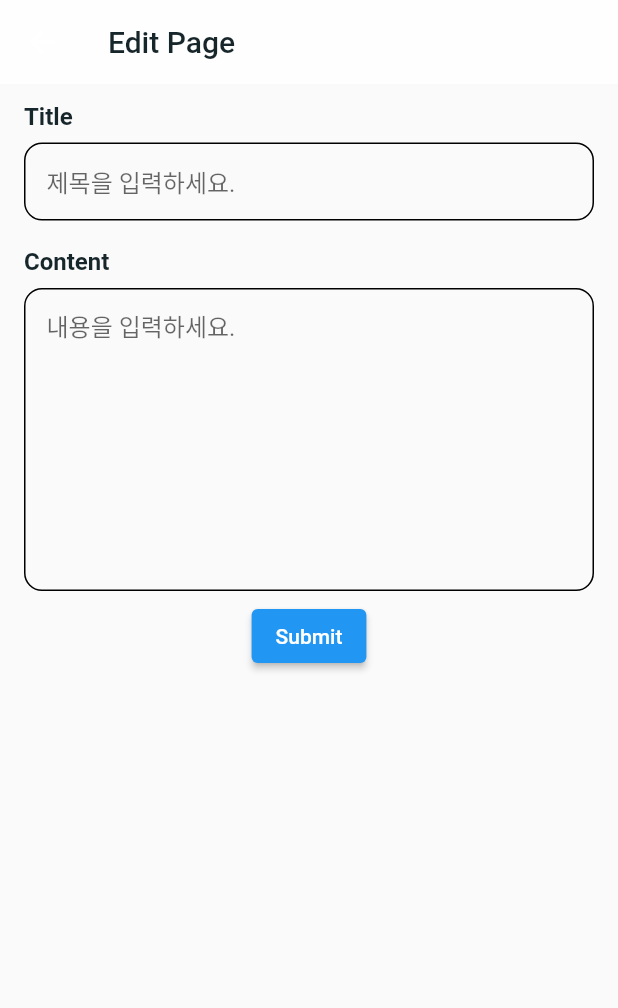
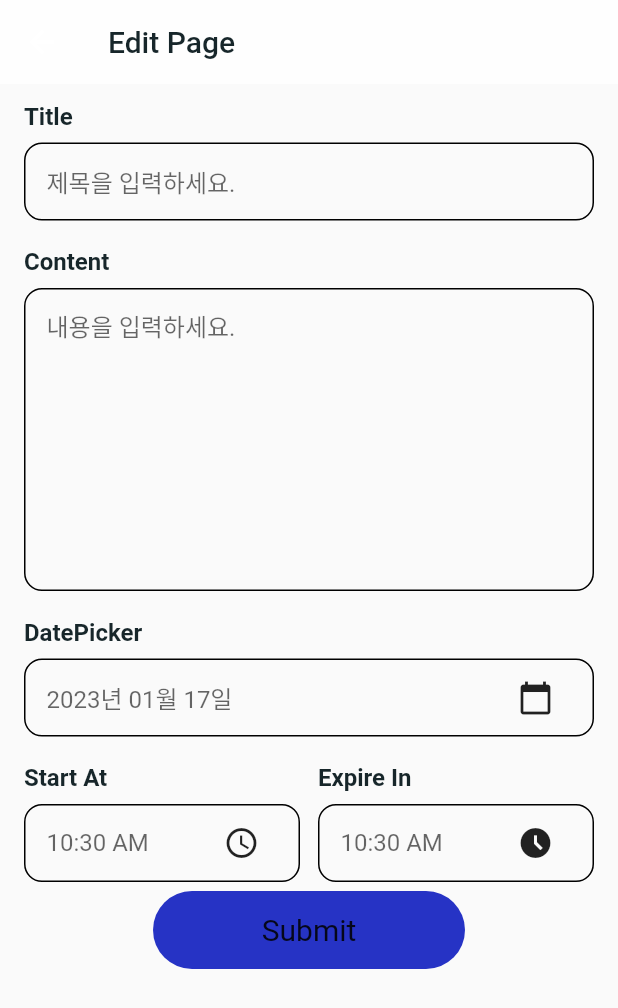
Before and after one commit to rjxwjfl/dowith, a Flutter app: the EditingPage screen opened directly, on a phone screen of 412 x 824 dp. Shown: the top 1008 px of the screen. Run offline on Flutter 3.47's test engine with Material 2 defaults, Android fonts, the phone set to English and light mode, and no system bars; our stand-ins replace firebase_core, flutter_riverpod, objectbox; accounts and stored records are empty; generated files the repository leaves out were written again.

Commit message:
add : dao, bloc, repo, model config...

```diff
--- a/lib/database/database_model.dart
+++ b/lib/database/todo_model.dart
@@ -1,7 +1,7 @@
 import 'package:objectbox/objectbox.dart';
 
 @Entity()
-class DatabaseModel {
+class TodoModel {
   int? id;
   String? title;
   String? content;
@@ -16,9 +16,9 @@ class DatabaseModel {
   @Property(type: PropertyType.date)
   DateTime expireIn;
   @Property(type: PropertyType.date)
-  DateTime completedDate;
+  DateTime? completedDate;
 
-  DatabaseModel({
+  TodoModel({
     this.id,
     this.title,
     this.creator,
@@ -28,7 +28,7 @@ class DatabaseModel {
     required this.createAt,
     required this.startsIn,
     required this.expireIn,
-    required this.completedDate,
+    this.completedDate,
   });
 
   // factory DatabaseModel.fromDBJson(Map<String, dynamic> json) => DatabaseModel(
--- a/lib/routes/dowith/dowith_home.dart
+++ b/lib/routes/dowith/dowith_home.dart
@@ -1,9 +1,6 @@
 import 'package:dowith/app_theme.dart';
-import 'package:dowith/database/bloc/repository.dart';
-import 'package:dowith/database/dao.dart';
 import 'package:flutter/material.dart';
 
-import '../../database/bloc/bloc.dart';
 import 'model/editing_page.dart';
 import 'object_three.dart';
 import 'object_two.dart';
@@ -20,12 +17,10 @@ class DowithHome extends StatefulWidget {
 class _DowithHomeState extends State<DowithHome>
     with SingleTickerProviderStateMixin, AutomaticKeepAliveClientMixin {
   TabController? _tabController;
-  Bloc? _bloc;
 
   @override
   void initState() {
     super.initState();
-    _bloc = Bloc(TodoRepository(DataAccessObject()));
     _tabController = TabController(length: 3, vsync: this);
   }
 
--- a/lib/routes/dowith/model/editing_page.dart
+++ b/lib/routes/dowith/model/editing_page.dart
@@ -1,5 +1,5 @@
 import 'package:dowith/app_theme.dart';
-import 'package:dowith/database/database_model.dart';
+import 'package:dowith/database/todo_model.dart';
 import 'package:dowith/main.dart';
 import 'package:flutter/material.dart';
 import 'package:intl/intl.dart';
@@ -14,13 +14,17 @@ class EditingPage extends StatefulWidget {
 }
 
 class _EditingPageState extends State<EditingPage> {
-  DateTime _selectDate = DateTime.now();
-  String _startAt = DateFormat("hh:mm a").format(DateTime.now()).toString();
-  String _expireIn = DateFormat("hh:mm a").format(DateTime.now()).toString();
+  DateTime _startDate = DateTime.now();
+  DateTime _endDate = DateTime.now();
+  TimeOfDay? _startAt;
+  TimeOfDay? _expireIn;
+  String _startAtString =
+      DateFormat("hh:mm a").format(DateTime.now()).toString();
+  String _expireInString =
+      DateFormat("hh:mm a").format(DateTime.now()).toString();
   final _formKey = GlobalKey<FormState>();
   final TextEditingController _titleEditController = TextEditingController();
   final TextEditingController _contentEditController = TextEditingController();
-  final userBox = store.box<DatabaseModel>();
 
   @override
   Widget build(BuildContext context) {
@@ -37,6 +41,7 @@ class _EditingPageState extends State<EditingPage> {
         padding: const EdgeInsets.only(left: 16, right: 16),
         child: Form(
           key: _formKey,
+          child: SingleChildScrollView(
             child: Column(
               children: <Widget>[
                 InputField(
@@ -51,15 +56,57 @@ class _EditingPageState extends State<EditingPage> {
                   multiLine: true,
                   controller: _contentEditController,
                 ),
-              ElevatedButton(
+                InputField(
+                    title: "DatePicker",
+                    hint: DateFormat("yyyy년 MM월 dd일")
+                        .format(_startDate)
+                        .toString(),
+                    multiLine: false,
+                    widget: IconButton(
                         onPressed: () {
-                    List<DatabaseModel> result = userBox.getAll();
-                    for (DatabaseModel db in result){
-                      print(db.id);
-                    }
+                          _getDatePicker();
                         },
-                  child: const Text("Submit"))
+                        icon: const Icon(Icons.calendar_today))),
+                Row(
+                  children: [
+                    Expanded(
+                        child: InputField(
+                            title: "Start At",
+                            hint: _startAtString,
+                            multiLine: false,
+                            widget: IconButton(
+                                onPressed: () {
+                                  _getTimePicker(isStartAt: true);
+                                },
+                                icon: const Icon(Icons.access_time)))),
+                    const SizedBox(width: 12,),
+                    Expanded(
+                      child: InputField(
+                          title: "Expire In",
+                          hint: _expireInString,
+                          multiLine: false,
+                          widget: IconButton(
+                              onPressed: () {
+                                _getTimePicker(isStartAt: false);
+                              },
+                              icon: const Icon(Icons.access_time_filled))),
+                    ),
                   ],
+                ),
+                InkWell(
+                  onTap: (){},
+                  child: Container(
+                    height: 52,
+                    width: 208,
+                    decoration: BoxDecoration(
+                      borderRadius: BorderRadius.circular(30.0),
+                      color: AppTheme.nearlyDarkBlue
+                      ),
+                    child: const Center(child: Text("Submit", style: TextStyle(fontSize: 20),)),
+                    ),
+                  ),
+              ],
+            ),
           ),
         ),
       ),
@@ -67,47 +114,54 @@ class _EditingPageState extends State<EditingPage> {
   }
 
   _getDatePicker() async {
-    DateTime? _pickedDate = await showDatePicker(
+    DateTime? pickedDate = await showDatePicker(
         context: context,
         initialDate: DateTime.now(),
         firstDate: DateTime(2000),
         lastDate: DateTime(2100));
-    if (_pickedDate != null) {
+    if (pickedDate != null) {
       setState(() {
-        _selectDate = _pickedDate;
+        _startDate = pickedDate;
+        print(pickedDate);
       });
     }
   }
 
   _getTimePicker({required bool isStartAt}) async {
-    var _pickedTime = await _showTimePicker();
+    var pickedTime = await _showTimePicker();
     // ignore: use_build_context_synchronously
-    String timeForm = _pickedTime.format(context);
-    if (_pickedTime == null) {
+    String timeForm = pickedTime.format(context);
+    if (pickedTime == null) {
     } else if (isStartAt == true) {
       setState(() {
-        _startAt = timeForm;
+        _startAt = pickedTime;
+        _startAtString = timeForm;
+        print(_startAt);
+        print(_startAtString);
       });
     } else if (isStartAt == false) {
       setState(() {
-        _expireIn = timeForm;
+        _expireIn = pickedTime;
+        _expireInString = timeForm;
+        print(_expireIn);
+        print(_expireInString);
       });
     }
   }
 
   _showTimePicker() {
     return showTimePicker(
-        initialEntryMode: TimePickerEntryMode.dialOnly,
+        initialEntryMode: TimePickerEntryMode.input,
         context: context,
         initialTime: TimeOfDay(
-            hour: int.parse(_startAt.split(":")[0]),
-            minute: int.parse(_startAt.split(":")[1].split(" ")[0])));
+            hour: int.parse(_startAtString.split(":")[0]),
+            minute: int.parse(_startAtString.split(":")[1].split(" ")[0])));
   }
 
   _validateDate() {}
 
   _addScheduleToDb() {
-    final task = DatabaseModel(
+    final task = TodoModel(
         title: _titleEditController.text,
         content: _contentEditController.text,
         state: 0,
@@ -115,6 +169,5 @@ class _EditingPageState extends State<EditingPage> {
         startsIn: DateTime.now(),
         expireIn: DateTime.now(),
         completedDate: DateTime.now());
-    userBox.put(task);
   }
 }
```
Also changed, not shown: lib/database/bloc.dart (added, +38 -0 lines), lib/database/bloc/bloc.dart (deleted, +0 -39 lines), lib/database/bloc/repository.dart (deleted, +0 -12 lines), lib/database/dao.dart (deleted, +0 -41 lines), lib/database/db_model.dart (deleted, +0 -86 lines), lib/database/db_provider.dart (deleted, +0 -50 lines), lib/database/db_repository.dart (added, +12 -0 lines), lib/database/todo_dao.dart (added, +36 -0 lines), lib/routes/dowith/schedule_list_view.dart (+3 -27 lines). Lines whose indentation alone changed are shown as unchanged.
